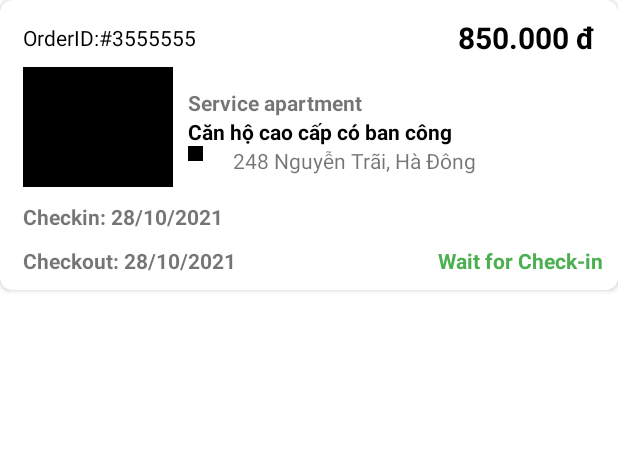
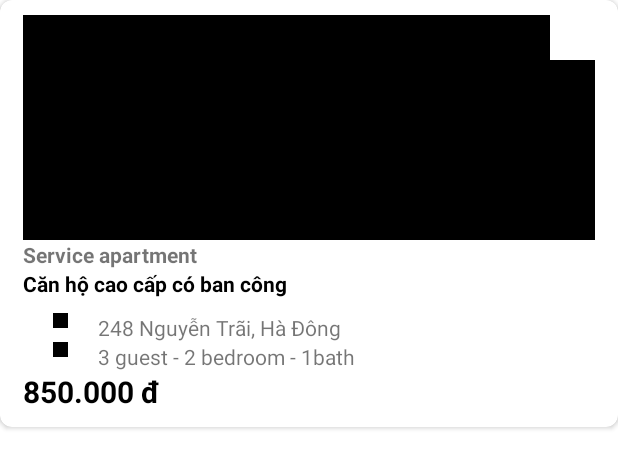
Before and after one commit to iamhiutrun/IRoom, an Android app: the layout item_apartment_large.xml on its own in the app's theme, with its tools: preview values and no code run, on a phone screen of 412 x 824 dp. Shown: the top 468 px of the screen. Run offline under Robolectric (Android 15) with nearby library versions, the phone set to English and light mode, and no system bars.

Commit message:
Implement UI and navigation component

```diff
--- a/app/src/main/res/layout/item_apartment_large.xml
+++ b/app/src/main/res/layout/item_apartment_large.xml
@@ -10,38 +10,21 @@
         android:layout_width="match_parent"
         android:layout_height="wrap_content">
 
-        <TextView
-            android:id="@+id/tv_order_id"
-            android:layout_width="wrap_content"
-            android:layout_height="wrap_content"
-            android:layout_marginStart="@dimen/margin5"
-            android:layout_marginTop="@dimen/margin5"
-            android:text="OrderID:#3555555"
-            android:textColor="@color/black"
-            app:layout_constraintStart_toStartOf="parent"
-            app:layout_constraintTop_toTopOf="parent" />
-
-        <TextView
-            android:id="@+id/tv_price"
-            android:layout_width="wrap_content"
-            android:layout_height="wrap_content"
-            android:layout_marginEnd="@dimen/margin5"
-            android:text="850.000 đ"
-            android:textColor="@color/black"
-            android:textSize="@dimen/size20"
-            android:textStyle="bold"
-            app:layout_constraintBottom_toBottomOf="@+id/tv_order_id"
-            app:layout_constraintEnd_toEndOf="parent"
-            app:layout_constraintTop_toTopOf="@+id/tv_order_id" />
-
         <ImageView
             android:id="@+id/im_room"
-            android:layout_width="100dp"
-            android:layout_height="80dp"
-            android:layout_marginTop="@dimen/margin10"
+            android:layout_width="match_parent"
+            android:layout_height="@dimen/height_150"
             android:background="@color/black"
-            app:layout_constraintStart_toStartOf="@+id/tv_order_id"
-            app:layout_constraintTop_toBottomOf="@id/tv_order_id" />
+            app:layout_constraintTop_toTopOf="parent"
+            android:layout_marginHorizontal="@dimen/margin5" />
+
+        <ImageButton
+            android:id="@+id/btn_fav"
+            android:layout_width="@dimen/width30"
+            android:layout_height="@dimen/height30"
+            android:background="@color/white"
+            app:layout_constraintEnd_toEndOf="@id/im_room"
+            app:layout_constraintTop_toTopOf="parent" />
 
         <TextView
             android:id="@+id/tv_service"
@@ -49,10 +32,8 @@
             android:layout_height="wrap_content"
             android:text="@string/service_apartment"
             android:textStyle="bold"
-            android:layout_marginStart="@dimen/margin10"
-            android:layout_marginTop="@dimen/margin20"
-            app:layout_constraintStart_toEndOf="@+id/im_room"
-            app:layout_constraintTop_toBottomOf="@+id/tv_price" />
+            app:layout_constraintStart_toStartOf="@+id/im_room"
+            app:layout_constraintTop_toBottomOf="@+id/im_room" />
 
         <TextView
             android:id="@+id/tv_apartment_description"
@@ -70,6 +51,8 @@
             android:id="@+id/layout_address"
             android:layout_width="wrap_content"
             android:layout_height="wrap_content"
+            android:layout_marginTop="@dimen/margin10"
+            android:layout_marginStart="@dimen/margin20"
             app:layout_constraintStart_toStartOf="@+id/tv_apartment_description"
             app:layout_constraintTop_toBottomOf="@id/tv_apartment_description">
 
@@ -85,59 +68,35 @@
                 android:text="248 Nguyễn Trãi, Hà Đông"/>
         </LinearLayout>
 
-        <TextView
-            android:id="@+id/tv_check_in"
+        <LinearLayout
+            android:id="@+id/layout_figures"
             android:layout_width="wrap_content"
             android:layout_height="wrap_content"
-            android:text="Checkin: 28/10/2021"
-            android:layout_marginTop="@dimen/margin10"
-            android:textStyle="bold"
-            app:layout_constraintStart_toStartOf="@+id/im_room"
-            app:layout_constraintTop_toBottomOf="@+id/im_room" />
+            app:layout_constraintStart_toStartOf="@+id/layout_address"
+            app:layout_constraintTop_toBottomOf="@id/layout_address">
+
+            <ImageView
+                android:layout_width="@dimen/width10"
+                android:layout_height="@dimen/height10"
+                android:background="@color/black"/>
+            <TextView
+                android:id="@+id/tv_figures"
+                android:layout_marginStart="@dimen/margin20"
+                android:layout_width="wrap_content"
+                android:layout_height="wrap_content"
+                android:text="3 guest - 2 bedroom - 1bath"/>
+        </LinearLayout>
 
         <TextView
-            android:id="@+id/tv_check_out"
+            android:id="@+id/tv_price"
             android:layout_width="wrap_content"
             android:layout_height="wrap_content"
-            android:text="Checkout: 28/10/2021"
+            android:text="850.000 đ"
+            android:textColor="@color/black"
+            android:textSize="@dimen/size20"
             android:textStyle="bold"
-            android:layout_marginTop="@dimen/margin10"
-            app:layout_constraintStart_toStartOf="@+id/im_room"
-            app:layout_constraintTop_toBottomOf="@+id/tv_check_in" />
-
-        <TextView
-            android:id="@+id/tv_status"
-            android:layout_width="wrap_content"
-            android:layout_height="wrap_content"
-            android:text="Wait for Check-in"
-            android:textStyle="bold"
-            android:textColor="@color/green_dark"
-            app:layout_constraintBottom_toBottomOf="@+id/tv_check_out"
-            app:layout_constraintEnd_toEndOf="parent"
-            app:layout_constraintTop_toTopOf="@+id/tv_check_out" />
-
-        <LinearLayout
-            android:id="@+id/layout_button"
-            android:layout_width="wrap_content"
-            android:layout_height="wrap_content"
-            app:layout_constraintBottom_toBottomOf="@+id/tv_check_out"
-            app:layout_constraintEnd_toEndOf="parent"
-            android:visibility="gone"
-            app:layout_constraintTop_toTopOf="@+id/tv_check_out">
-            <Button
-                android:id="@+id/btn_cancel"
-                android:layout_width="wrap_content"
-                android:layout_height="wrap_content"
-                android:textAllCaps="false"
-                android:text="@string/cancel"/>
-            <Button
-                android:id="@+id/btn_pay"
-                android:layout_width="wrap_content"
-                android:layout_height="wrap_content"
-                android:layout_marginStart="@dimen/margin10"
-                android:textAllCaps="false"
-                android:text="@string/pay"/>
-        </LinearLayout>
+            app:layout_constraintStart_toStartOf="@+id/tv_apartment_description"
+            app:layout_constraintTop_toBottomOf="@+id/layout_figures" />
     </androidx.constraintlayout.widget.ConstraintLayout>
 
 </androidx.cardview.widget.CardView>
--- a/app/src/main/res/values/dimens.xml
+++ b/app/src/main/res/values/dimens.xml
@@ -33,4 +33,5 @@
     <dimen name="radius_10">10dp</dimen>
     <dimen name="height10">10dp</dimen>
     <dimen name="width10">10dp</dimen>
+    <dimen name="height_150">150dp</dimen>
 </resources>
```
